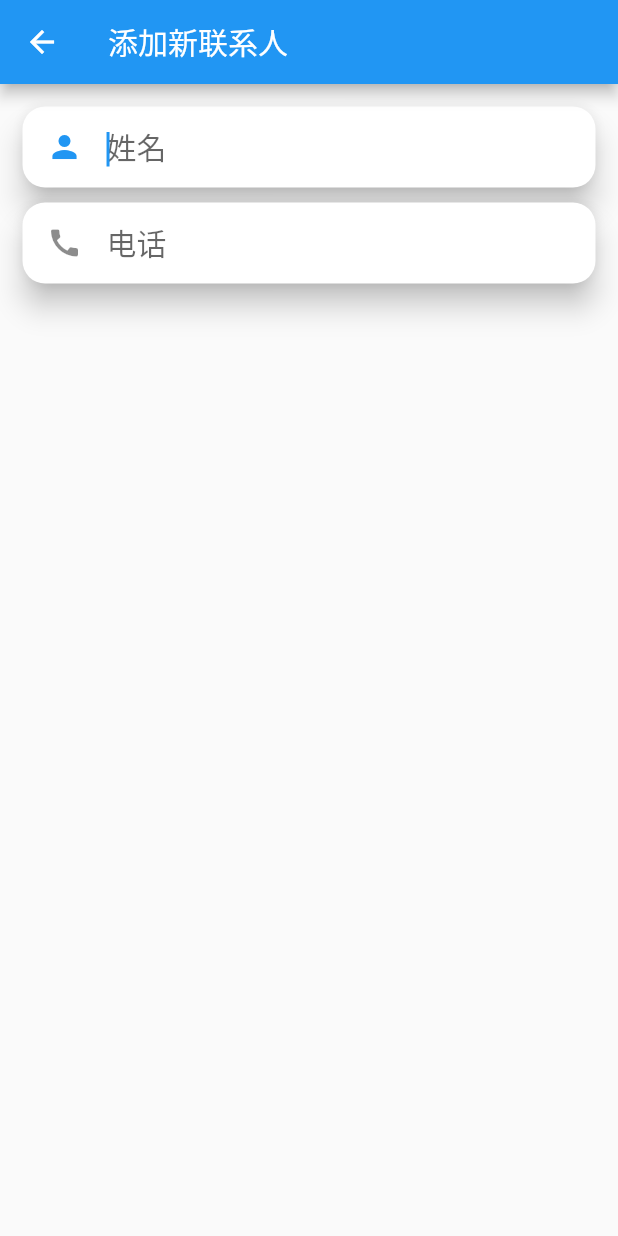
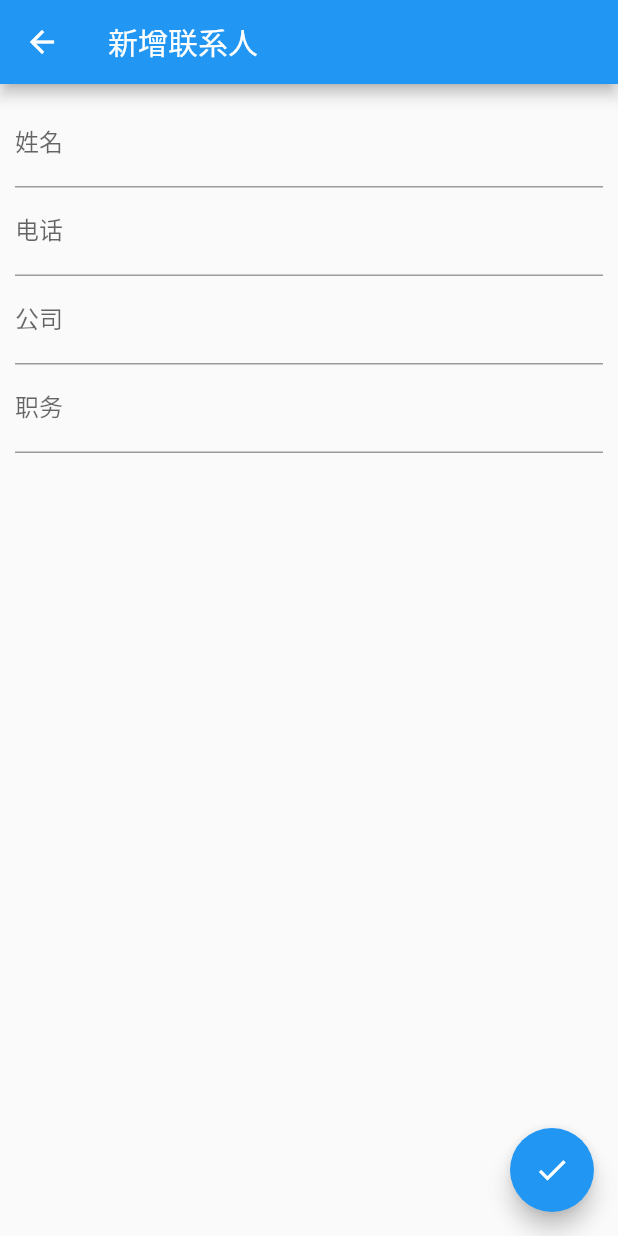
Before and after one commit to zitn/Flutter_contacts, a Flutter app: the CreateNewContact screen opened directly, on a phone screen of 412 x 824 dp. Run offline on Flutter 3.47's test engine with Material 2 defaults, Android fonts, the phone set to English and light mode, and no system bars; our stand-ins replace contacts_service, permission_handler; missing offline and left inert: lpinyin.

Commit message:
完成添加联系人功能

```diff
--- a/lib/create.dart
+++ b/lib/create.dart
@@ -1,66 +1,180 @@
+import 'package:contacts_service/contacts_service.dart';
 import 'package:flutter/material.dart';
 
 class CreateNewContact extends StatefulWidget {
   @override
-  CreateNewContactState createState() => new CreateNewContactState();
+  CreateNewContactState createState() => CreateNewContactState();
 }
 
 class CreateNewContactState extends State<CreateNewContact> {
+  GlobalKey<FormState> _formKey = GlobalKey<FormState>();
+
+  String _name;
+  Item _phoneNumber;
+  String _company;
+  String _jobTitle;
+
+  void _forSubmitted() {
+    var _form = this._formKey.currentState;
+    if (_form.validate()) {
+      _form.save();
+      ContactsService.addContact(Contact(
+        middleName: this._name,
+        phones: [this._phoneNumber],
+        company: this._company.isEmpty ? null : this._company,
+        jobTitle: this._jobTitle.isEmpty ? null : this._jobTitle,
+      ));
+    }
+  }
+
   @override
   Widget build(BuildContext context) {
+    // TODO: implement build
     return Scaffold(
       appBar: AppBar(
-        title: Text('添加新联系人'),
+        title: Text('新增联系人'),
       ),
-      body: ListView(
-        padding: EdgeInsets.only(top: 10),
+      floatingActionButton: FloatingActionButton(
+        onPressed: _forSubmitted,
+        child: Icon(Icons.done),
+      ),
+      body: Container(
+        padding: const EdgeInsets.all(10),
+        child: Form(
+          key: _formKey,
+          child: Column(
             children: <Widget>[
-          Card(
-            margin: EdgeInsets.fromLTRB(15, 5, 15, 5),
-            elevation: 8,
-            shape: const RoundedRectangleBorder(
-                borderRadius: BorderRadius.all(Radius.circular(15))),
-            child: TextField(
-              autofocus: true,
+              TextFormField(
                 decoration: InputDecoration(
-                  icon: Container(
-                    width: 40,
-                    alignment: Alignment.centerRight,
-                    child: Icon(Icons.person),
+                  labelText: '姓名',
                 ),
-                  border: InputBorder.none,
-                  hintText: "姓名",
-              hintStyle: TextStyle(
-                  fontSize: 20
-              ),),
-              style: TextStyle(fontSize: 20),
+                onSaved: (val) {
+                  _name = val;
+                },
+                validator: (str) {
+                  return str.isEmpty ? "姓名不能为空" : null;
+                },
               ),
+              TextFormField(
+                decoration: InputDecoration(
+                  labelText: '电话',
                 ),
-          Card(
-            margin: EdgeInsets.fromLTRB(15, 5, 15, 5),
-            elevation: 8,
-            shape: const RoundedRectangleBorder(
-                borderRadius: BorderRadius.all(Radius.circular(15))),
-            child: TextField(
-              autofocus: true,
+                validator: (val) {
+                  return val.isEmpty ? "电话不能为空" : null;
+                },
+                onSaved: (val) {
+                  this._phoneNumber = Item(value: val);
+                },
+              ),
+              TextFormField(
                 decoration: InputDecoration(
-                icon: Container(
-                  width: 40,
-                  alignment: Alignment.centerRight,
-                  child: Icon(Icons.call),
+                  labelText: '公司',
                 ),
-                border: InputBorder.none,
-                hintText: "电话",
-                hintStyle: TextStyle(
-                    fontSize: 20
-                ),),
-              style: TextStyle(fontSize: 20),
+                onSaved: (val) {
+                  this._company = val;
+                },
               ),
+              TextFormField(
+                decoration: InputDecoration(
+                  labelText: '职务',
+                ),
+                onSaved: (val) {
+                  this._jobTitle = val;
+                },
               ),
             ],
           ),
+        ),
+      ),
     );
   }
+
+//
+//  String _name, _phone, _email;
+//
+//  @override
+//  Widget build(BuildContext context) {
+//    return Scaffold(
+//        appBar: AppBar(
+//          title: Text('添加新联系人'),
+//        ),
+//        floatingActionButton: FloatingActionButton(
+//          onPressed: () {},
+//          child: Icon(Icons.done),
+//        ),
+//        body: Container(
+//          padding: EdgeInsets.only(top: 10),
+//          child: Form(
+//            child: Column(
+//              children: <Widget>[
+//                Card(
+//                  margin: EdgeInsets.fromLTRB(15, 5, 15, 5),
+//                  elevation: 8,
+//                  shape: const RoundedRectangleBorder(
+//                      borderRadius: BorderRadius.all(Radius.circular(15))),
+//                  child: TextFormField(
+//                    autofocus: true,
+//                    onChanged: (str) {
+//                      this._name = str;
+//                    },
+//                    decoration: InputDecoration(
+//                      icon: Container(
+//                        width: 40,
+//                        alignment: Alignment.centerRight,
+//                        child: Icon(Icons.person),
+//                      ),
+//                      border: InputBorder.none,
+//                      hintText: "姓名",
+//                      hintStyle: TextStyle(fontSize: 20),
+//                    ),
+//                    style: TextStyle(fontSize: 20),
+//                  ),
+//                ),
+//                Card(
+//                  margin: EdgeInsets.fromLTRB(15, 5, 15, 5),
+//                  elevation: 8,
+//                  shape: const RoundedRectangleBorder(
+//                      borderRadius: BorderRadius.all(Radius.circular(15))),
+//                  child: TextFormField(
+//                    autofocus: true,
+//                    decoration: InputDecoration(
+//                      icon: Container(
+//                        width: 40,
+//                        alignment: Alignment.centerRight,
+//                        child: Icon(Icons.call),
+//                      ),
+//                      border: InputBorder.none,
+//                      hintText: "电话",
+//                      hintStyle: TextStyle(fontSize: 20),
+//                    ),
+//                    style: TextStyle(fontSize: 20),
+//                  ),
+//                ),
+//                Card(
+//                  margin: EdgeInsets.fromLTRB(15, 5, 15, 5),
+//                  elevation: 8,
+//                  shape: const RoundedRectangleBorder(
+//                      borderRadius: BorderRadius.all(Radius.circular(15))),
+//                  child: TextFormField(
+//                    autofocus: true,
+//                    decoration: InputDecoration(
+//                      icon: Container(
+//                        width: 40,
+//                        alignment: Alignment.centerRight,
+//                        child: Icon(Icons.email),
+//                      ),
+//                      border: InputBorder.none,
+//                      hintText: "邮件",
+//                      hintStyle: TextStyle(fontSize: 20),
+//                    ),
+//                    style: TextStyle(fontSize: 20),
+//                  ),
+//                ),
+//              ],
+//            ),
+//          ),
+//        ));
+//  }
 
   @override
   void initState() {
--- a/lib/detial.dart
+++ b/lib/detial.dart
@@ -3,7 +3,6 @@ import 'package:contacts_service/contacts_service.dart';
 import 'package:url_launcher/url_launcher.dart';
 
 class DetailPage extends StatefulWidget {
-//  final Contact contact;
   final arguments;
 
   DetailPage({this.arguments});
--- a/lib/main.dart
+++ b/lib/main.dart
@@ -205,7 +205,8 @@ class ContactListWidgetState extends State<ContactListWidget> {
                       child: Material(
                         color: Colors.transparent,
                         child: Text(this._contactsList[index].displayName[0],
-                            style: TextStyle(color: Colors.white, fontSize: 25)),
+                            style:
+                                TextStyle(color: Colors.white, fontSize: 25)),
                       ),
                     ))
                 : Hero(
```
Lines whose indentation alone changed are shown as unchanged.
